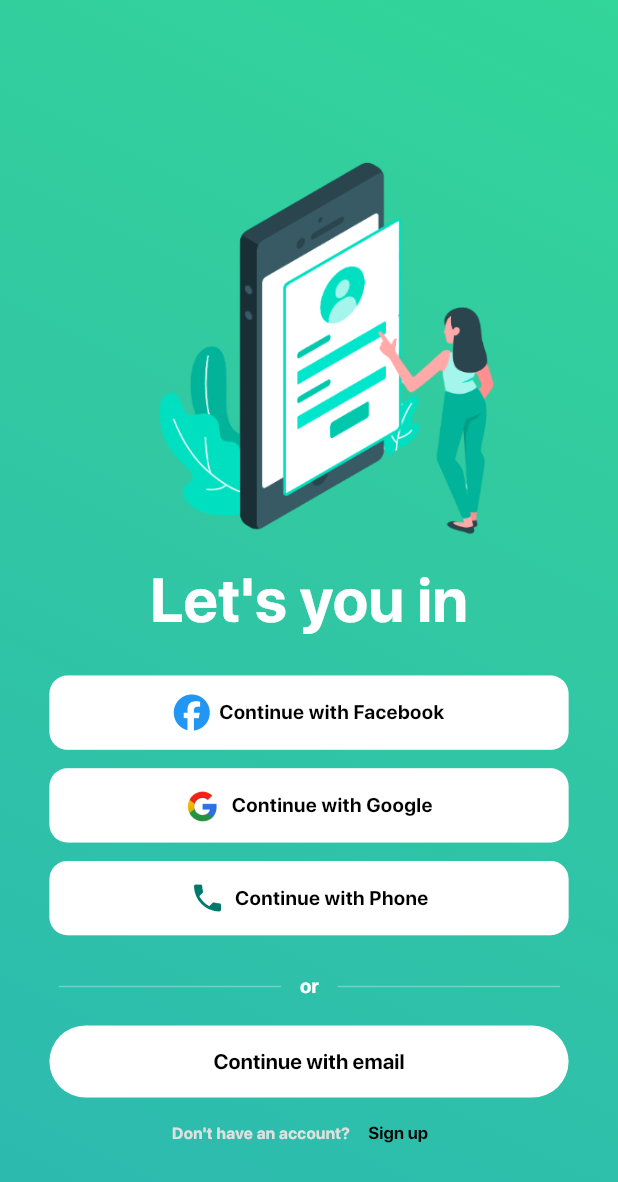
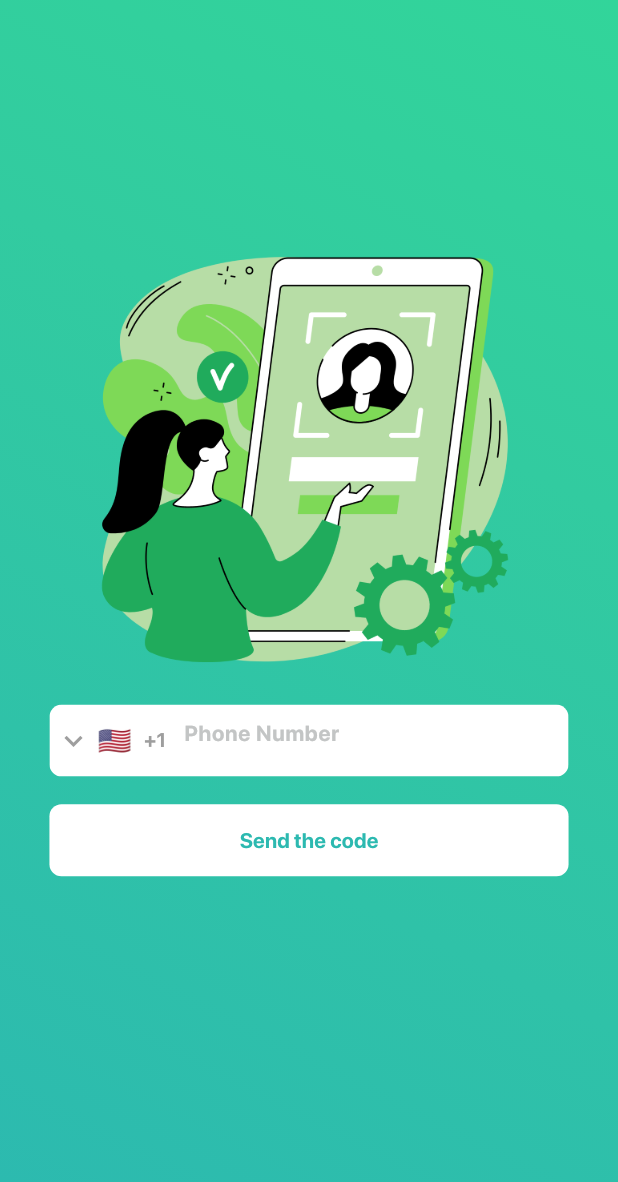
Before and after one commit to mohamdelbehairy/sophiee-app-2, a Flutter app: the ProviderAuthPage screen opened directly, after a tap on "Continue with Phone", on a phone screen of 412 x 824 dp. Shown: the top 1182 px of the screen. Run offline on Flutter 3.47's test engine with Material 3 defaults, Android fonts, the phone set to English and light mode, and no system bars; drawn by our look-alikes of intl_phone_field; our stand-ins replace audioplayers, bloc, cached_network_image, chewie, cloud_firestore, connectivity_plus and 29 more; missing offline and left inert: flutter_file_downloader, flutter_pdfview, fluttercontactpicker, social_media_recorder; accounts and stored records are empty.

Commit message:
phone number page part 1

```diff
--- a/lib/constants.dart
+++ b/lib/constants.dart
@@ -14,10 +14,12 @@ const profileImageField = 'profileImage';
 const defaultProfileImageUrl =
     'https://i.pinimg.com/736x/c0/27/be/c027bec07c2dc08b9df60921dfd539bd.jpg';
 
-const onBoardringPageImageOne = 'assets/images/on-boardring-page-1.png';
-const onBoardringPageImageTwo = 'assets/images/on-boardring-page-2.png';
-const onBoardringPageOneImageThree = 'assets/images/on-boardring-page-3.png';
+const onBoardringPageImageOneUrl = 'assets/images/on-boardring-page-1.png';
+const onBoardringPageImageTwoUrl = 'assets/images/on-boardring-page-2.png';
+const onBoardringPageOneImageThreeUrl = 'assets/images/on-boardring-page-3.png';
 
-const providerAuthPageImage = 'assets/images/provider-auth.png';
+const providerAuthPageImageUrl = 'assets/images/provider-auth.png';
 
-const googleIcon = 'assets/images/google-icon.png';
+const googleIconUrl = 'assets/images/google-icon.png';
+
+const phoneNumberImageUrl = 'assets/images/phone-number.png';
--- /dev/null
+++ b/lib/pages/auth/phone_number_page.dart
@@ -0,0 +1,29 @@
+import 'package:app/constants.dart';
+import 'package:app/widgets/auth/phone_number_page/phone_number_page_body.dart';
+import 'package:flutter/material.dart';
+
+class PhoneNumberPage extends StatelessWidget {
+  const PhoneNumberPage({super.key, required this.size});
+  final Size size;
+
+  @override
+  Widget build(BuildContext context) {
+    return Scaffold(
+      body: Container(
+        height: size.height,
+        width: size.width,
+        decoration: BoxDecoration(
+            gradient: LinearGradient(
+                begin: Alignment.topRight,
+                end: Alignment.bottomLeft,
+                colors: [
+              const Color(0xff32d59a),
+              const Color(0xff32cba0),
+              const Color(0xff2fc2a8),
+              kPrimaryColor
+            ])),
+        child: PhoneNumberPageBody(size: size),
+      ),
+    );
+  }
+}
--- a/lib/widgets/create_accont_widget/phone_number_text_field.dart
+++ b/lib/utils/widget/auth/phone_number_text_field.dart
@@ -8,14 +8,17 @@ class PhoneNumberTextField extends StatelessWidget {
       required this.size,
       required this.hintText,
       required this.dropDownColor,
-      required this.phoneNumber,
-      required this.disableLengthCheck, required this.onChanged});
+      this.phoneNumber,
+      required this.disableLengthCheck,
+      required this.onChanged,
+      required this.fillColor});
   final Size size;
   final String hintText;
   final Color dropDownColor;
-  final TextEditingController phoneNumber;
+  final TextEditingController? phoneNumber;
   final bool disableLengthCheck;
   final Function(PhoneNumber) onChanged;
+  final Color fillColor;
 
   @override
   Widget build(BuildContext context) {
@@ -24,7 +27,7 @@ class PhoneNumberTextField extends StatelessWidget {
       child: ClipRRect(
           borderRadius: BorderRadius.circular(size.width * .02),
           child: IntlPhoneField(
-            onChanged: onChanged,
+              onChanged: onChanged,
               disableLengthCheck: disableLengthCheck,
               controller: phoneNumber,
               dropdownIcon: Icon(Icons.expand_more, color: dropDownColor),
@@ -41,7 +44,7 @@ class PhoneNumberTextField extends StatelessWidget {
                       fontWeight: FontWeight.w100,
                       fontSize: size.width * .035),
                   filled: true,
-                  fillColor: const Color(0xff2b2c33).withOpacity(.035)))),
+                  fillColor: fillColor))),
     );
   }
 }
--- a/lib/utils/widget/custom_bottom.dart
+++ b/lib/utils/widget/custom_bottom.dart
@@ -10,7 +10,7 @@ class CustomBottom extends StatelessWidget {
       this.isLoading = false,
       this.enableFeedback = true,
       required this.borderRadius,
-      required this.width});
+      required this.width, this.margin});
   final String text;
   final Color colorBottom;
   final Color colorText;
@@ -19,11 +19,13 @@ class CustomBottom extends StatelessWidget {
   final bool enableFeedback;
   final BorderRadius borderRadius;
   final double width;
+  final EdgeInsetsGeometry? margin;
 
   @override
   Widget build(BuildContext context) {
     return Container(
       width: width,
+      margin: margin,
       decoration: BoxDecoration(borderRadius: borderRadius, color: colorBottom),
       child: MaterialButton(
           enableFeedback: enableFeedback,
--- /dev/null
+++ b/lib/widgets/auth/phone_number_page/custom_phone_number_button.dart
@@ -0,0 +1,22 @@
+import 'package:app/constants.dart';
+import 'package:app/utils/widget/custom_bottom.dart';
+import 'package:flutter/material.dart';
+
+class CustomPhoneNumberButton extends StatelessWidget {
+  const CustomPhoneNumberButton(
+      {super.key, required this.size, required this.onPressed});
+  final Size size;
+  final Function() onPressed;
+
+  @override
+  Widget build(BuildContext context) {
+    return CustomBottom(
+        text: 'Send the code',
+        margin: EdgeInsets.symmetric(horizontal: size.width * .08),
+        colorBottom: Colors.white,
+        colorText: kPrimaryColor,
+        onPressed: onPressed,
+        borderRadius: BorderRadius.circular(8),
+        width: size.width);
+  }
+}
--- /dev/null
+++ b/lib/widgets/auth/phone_number_page/custom_phone_number_image.dart
@@ -0,0 +1,14 @@
+import 'package:app/constants.dart';
+import 'package:flutter/material.dart';
+
+class CustomPhoneNumberImage extends StatelessWidget {
+  const CustomPhoneNumberImage({super.key, required this.size});
+
+  final Size size;
+
+  @override
+  Widget build(BuildContext context) {
+    return Image.asset(phoneNumberImageUrl,
+        fit: BoxFit.cover, height: size.height * .35);
+  }
+}
--- /dev/null
+++ b/lib/widgets/auth/phone_number_page/custom_phone_number_text_field.dart
@@ -0,0 +1,33 @@
+import 'package:app/utils/widget/auth/phone_number_text_field.dart';
+import 'package:flutter/material.dart';
+import 'package:intl_phone_field/phone_number.dart';
+
+class CustomPhoneNumberTextField extends StatelessWidget {
+  const CustomPhoneNumberTextField(
+      {super.key,
+      required this.size,
+      required this.onChanged,
+      required this.controller});
+
+  final Size size;
+  final Function(PhoneNumber) onChanged;
+  final TextEditingController controller;
+
+  @override
+  Widget build(BuildContext context) {
+    return Padding(
+      padding: EdgeInsets.only(
+          left: size.width * .08,
+          right: size.width * .08,
+          top: size.width * .04),
+      child: PhoneNumberTextField(
+          size: size,
+          phoneNumber: controller,
+          fillColor: Colors.white,
+          hintText: 'Phone Number',
+          dropDownColor: controller.text.isEmpty ? Colors.grey : Colors.black,
+          disableLengthCheck: controller.text.isEmpty ? true : false,
+          onChanged: onChanged),
+    );
+  }
+}
--- /dev/null
+++ b/lib/widgets/auth/phone_number_page/phone_number_page_body.dart
@@ -0,0 +1,50 @@
+import 'package:app/widgets/auth/phone_number_page/custom_phone_number_button.dart';
+import 'package:app/widgets/auth/phone_number_page/custom_phone_number_image.dart';
+import 'package:app/widgets/auth/phone_number_page/custom_phone_number_text_field.dart';
+import 'package:flutter/material.dart';
+import 'package:flutter/widgets.dart';
+
+class PhoneNumberPageBody extends StatefulWidget {
+  const PhoneNumberPageBody({super.key, required this.size});
+
+  final Size size;
+
+  @override
+  State<PhoneNumberPageBody> createState() => _PhoneNumberPageBodyState();
+}
+
+class _PhoneNumberPageBodyState extends State<PhoneNumberPageBody> {
+  TextEditingController controller = TextEditingController();
+  String? phoneNumber;
+
+  @override
+  void dispose() {
+    controller.dispose();
+    super.dispose();
+  }
+
+  @override
+  Widget build(BuildContext context) {
+    return Padding(
+      padding: EdgeInsets.only(top: widget.size.height * .2),
+      child: SingleChildScrollView(
+        child: Column(children: [
+          CustomPhoneNumberImage(size: widget.size),
+          CustomPhoneNumberTextField(
+              size: widget.size,
+              controller: controller,
+              onChanged: (value) {
+                setState(() {
+                  phoneNumber = value.countryCode + value.number;
+                });
+              }),
+          CustomPhoneNumberButton(
+              size: widget.size,
+              onPressed: () {
+                print('phone number: $phoneNumber');
+              })
+        ]),
+      ),
+    );
+  }
+}
--- a/lib/widgets/auth/provider_auth_page/google_auth_way.dart
+++ b/lib/widgets/auth/provider_auth_page/google_auth_way.dart
@@ -33,7 +33,7 @@ class GoogleAuthWay extends StatelessWidget {
               final signInWithGoogle = context.read<GoogleAuthCubit>();
               await signInWithGoogle.signInWithGoogle();
             },
-            widget: Image.asset(googleIcon, width: size.height * .03));
+            widget: Image.asset(googleIconUrl, width: size.height * .03));
       },
     );
   }
--- /dev/null
+++ b/lib/widgets/auth/provider_auth_page/phone_number_auth_way.dart
@@ -0,0 +1,21 @@
+import 'package:app/pages/auth/phone_number_page.dart';
+import 'package:app/widgets/auth/provider_auth_page/custom_provider_way.dart';
+import 'package:flutter/material.dart';
+import 'package:get/get.dart' as getnav;
+
+class PhoneNumberAuthWay extends StatelessWidget {
+  const PhoneNumberAuthWay({super.key, required this.size});
+  final Size size;
+
+  @override
+  Widget build(BuildContext context) {
+    return CustomProviderWay(
+        isLoading: false,
+        size: size,
+        top: size.width * .03,
+        text: 'Continue with Phone',
+        onTap: () => getnav.Get.to(() =>  PhoneNumberPage(size: size),
+            transition: getnav.Transition.rightToLeft),
+        widget: Icon(Icons.phone, color: Colors.teal.shade700));
+  }
+}
--- a/lib/widgets/auth/provider_auth_page/provider_auth_page_body_component.dart
+++ b/lib/widgets/auth/provider_auth_page/provider_auth_page_body_component.dart
@@ -3,6 +3,7 @@ import 'package:app/widgets/auth/provider_auth_page/continue_with_email.dart';
 import 'package:app/widgets/auth/provider_auth_page/custom_provider_way.dart';
 import 'package:app/widgets/auth/provider_auth_page/custom_text.dart';
 import 'package:app/widgets/auth/provider_auth_page/google_auth_way.dart';
+import 'package:app/widgets/auth/provider_auth_page/phone_number_auth_way.dart';
 import 'package:app/widgets/auth/provider_auth_page/provider_divider.dart';
 import 'package:flutter/material.dart';
 import 'package:font_awesome_flutter/font_awesome_flutter.dart';
@@ -18,7 +19,7 @@ class ProviderAuthPageBodyComponent extends StatelessWidget {
       padding: EdgeInsets.only(top: size.height * .1),
       child: Column(
         children: [
-          Image.asset(providerAuthPageImage,
+          Image.asset(providerAuthPageImageUrl,
               fit: BoxFit.cover, height: size.height * .35),
           ProviderAuthPageCustomtext(size: size),
           CustomProviderWay(
@@ -29,13 +30,7 @@ class ProviderAuthPageBodyComponent extends StatelessWidget {
               onTap: () {},
               widget: Icon(FontAwesomeIcons.facebook, color: Colors.blue)),
           GoogleAuthWay(size: size),
-          CustomProviderWay(
-              isLoading: false,
-              size: size,
-              top: size.width * .03,
-              text: 'Continue with Phone',
-              onTap: () {},
-              widget: Icon(Icons.phone, color: Colors.teal.shade700)),
+          PhoneNumberAuthWay(size: size),
           SizedBox(height: size.width * .06),
           ProviderDivider(size: size),
           ContinueWithEmail(size: size)
--- a/lib/widgets/create_accont_widget/add_user_phone_number.dart
+++ b/lib/widgets/create_accont_widget/add_user_phone_number.dart
@@ -1,10 +1,13 @@
-import 'package:app/widgets/create_accont_widget/phone_number_text_field.dart';
+import 'package:app/utils/widget/auth/phone_number_text_field.dart';
 import 'package:flutter/material.dart';
 import 'package:intl_phone_field/phone_number.dart';
 
 class AddUserPhoneNumber extends StatefulWidget {
   const AddUserPhoneNumber(
-      {super.key, required this.size, required this.phoneNumber, required this.onChanged});
+      {super.key,
+      required this.size,
+      required this.phoneNumber,
+      required this.onChanged});
 
   final Size size;
   final TextEditingController phoneNumber;
@@ -46,6 +49,7 @@ class _AddUserPhoneNumberState extends State<AddUserPhoneNumber> {
         hintText: 'Phone Number',
         dropDownColor: iconColor,
         disableLengthCheck: disableLengthCheck,
-        onChanged: widget.onChanged);
+        onChanged: widget.onChanged,
+        fillColor: const Color(0xff2b2c33).withOpacity(.035));
   }
 }
--- a/lib/widgets/on_boardring_page/on_boardring_page_body.dart
+++ b/lib/widgets/on_boardring_page/on_boardring_page_body.dart
@@ -21,19 +21,19 @@ class OnBoardringPageBody extends StatelessWidget {
       children: [
         OnBoardringPageItem(
             size: size,
-            imageUrl: onBoardringPageImageOne,
+            imageUrl: onBoardringPageImageOneUrl,
             title: 'Discover New Friends',
             subTitle:
                 'Encourage users to explore and meet new people\n Get ready for a new adventure! Explore a world\n full of opportunities to connect with\n new friend'),
         OnBoardringPageItem(
             size: size,
-            imageUrl: onBoardringPageImageTwo,
+            imageUrl: onBoardringPageImageTwoUrl,
             title: 'Enjoy private conversation',
             subTitle:
                 'Emphasize the privacy and security of messaging \n Implementing strong end-to-end encryption can\n safeguard messages so that only the intended \nrecipients can access and decipher them'),
         OnBoardringPageItem(
             size: size,
-            imageUrl: onBoardringPageOneImageThree,
+            imageUrl: onBoardringPageOneImageThreeUrl,
             title: 'Join Groups',
             subTitle:
                 'Promote group chats and community engagement \n  Enhanced Interaction Group chats enable multiple\n      users to participate in conversations, encouraging\n lively discussions and exchanges of ideas \nwithin a community setting'),
```
Also changed, not shown: assets/images/phone-number.png (added).
